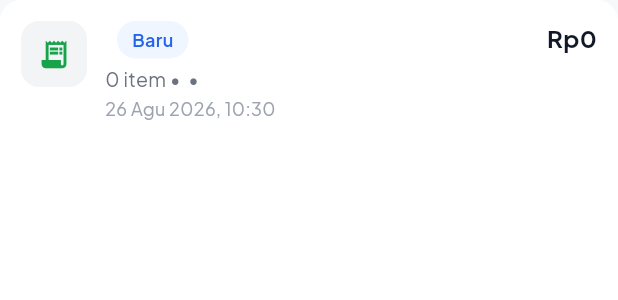
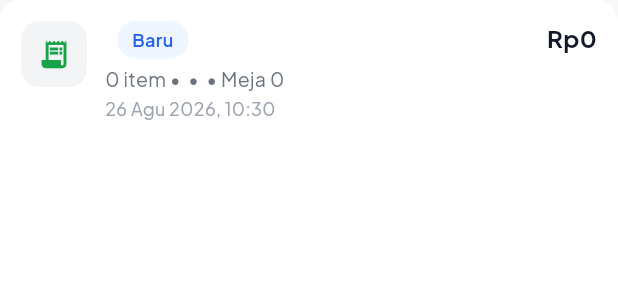
Before and after one commit to adiyoga27/shadja, a Flutter app: the _OrderTile widget shown alone on an empty page, opened directly with empty values, on a phone screen of 412 x 824 dp. Shown: the top 300 px of the screen. Run offline on Flutter 3.47's test engine with Material 3 defaults, Android fonts, the phone set to English and light mode, and no system bars; our stand-ins replace cached_network_image, dio, flutter_riverpod, flutter_secure_storage, go_router, google_fonts and 1 more; missing offline and left inert: esc_pos_utils_plus, print_bluetooth_thermal, window_manager; accounts and stored records are empty; network calls fail.

Commit message:
feat: Enhance order management with search functionality and update notes handling

```diff
--- a/lib/features/cart/cart_provider.dart
+++ b/lib/features/cart/cart_provider.dart
@@ -75,9 +75,9 @@ class CartNotifier extends StateNotifier<CartState> {
     }
   }
 
-  void updateNotes(MenuItemModel menu, String? notes) {
-    final idx = state.items
-        .indexWhere((e) => e.menuItem.id == menu.id && e.notes == notes);
+  void updateNotes(MenuItemModel menu, String? oldNotes, String? notes) {
+    final idx = state.items.indexWhere(
+        (e) => e.menuItem.id == menu.id && e.notes == oldNotes);
     if (idx >= 0) {
       final updated = List<CartItemModel>.from(state.items);
       updated[idx] = updated[idx].copyWithNotes(notes);
--- a/lib/features/cart/presentation/cart_panel.dart
+++ b/lib/features/cart/presentation/cart_panel.dart
@@ -19,6 +19,7 @@ class CartPanel extends ConsumerWidget {
     if (result != null && context.mounted) {
       ref.read(cartProvider.notifier).updateNotes(
             item.menuItem,
+            item.notes,
             result.isEmpty ? null : result,
           );
     }
--- a/lib/features/order/data/order_model.dart
+++ b/lib/features/order/data/order_model.dart
@@ -103,6 +103,7 @@ class OrderModel {
     this.customerName,
     this.customerPhone,
     this.deliveryAddress,
+    this.restaurantTableId,
     this.notes,
     required this.orderItems,
     this.payments = const [],
@@ -124,6 +125,7 @@ class OrderModel {
   final String? customerName;
   final String? customerPhone;
   final String? deliveryAddress;
+  final int? restaurantTableId;
   final String? notes;
   final List<OrderItemModel> orderItems;
   final List<PaymentModel> payments;
@@ -150,6 +152,9 @@ class OrderModel {
         customerName: json['customer_name'] as String?,
         customerPhone: json['customer_phone'] as String?,
         deliveryAddress: json['delivery_address'] as String?,
+        restaurantTableId: json['restaurant_table_id'] != null
+            ? (json['restaurant_table_id'] as num).toInt()
+            : null,
         notes: json['notes'] as String?,
         orderItems: (json['order_items'] as List<dynamic>?)
                 ?.map((e) => OrderItemModel.fromJson(e as Map<String, dynamic>))
--- a/lib/features/order/presentation/checkout_page.dart
+++ b/lib/features/order/presentation/checkout_page.dart
@@ -304,6 +304,7 @@ class _CheckoutPageState extends ConsumerState<CheckoutPage> {
                         if (result != null && context.mounted) {
                           ref.read(cartProvider.notifier).updateNotes(
                                 it.menuItem,
+                                it.notes,
                                 result.isEmpty ? null : result,
                               );
                         }
--- a/lib/features/order/presentation/order_history_page.dart
+++ b/lib/features/order/presentation/order_history_page.dart
@@ -6,6 +6,7 @@ import 'package:shadja/core/responsive/responsive_layout.dart';
 import 'package:shadja/core/utils/formatters.dart';
 import 'package:shadja/features/order/data/order_model.dart';
 import 'package:shadja/features/order/presentation/order_provider.dart';
+import 'package:shadja/features/reservation/presentation/reservation_provider.dart';
 import 'package:shadja/shared/widgets/empty_state.dart';
 import 'package:shadja/shared/widgets/loading_state.dart';
 import 'package:shadja/shared/widgets/status_badge.dart';
@@ -67,6 +68,26 @@ class _OrderHistoryPageState extends ConsumerState<OrderHistoryPage> {
 
     return Column(
       children: [
+        Padding(
+          padding: const EdgeInsets.fromLTRB(16, 8, 16, 0),
+          child: TextField(
+            onChanged: (v) =>
+                ref.read(orderHistoryProvider.notifier).setSearch(v),
+            decoration: InputDecoration(
+              hintText: 'Cari nomor order / pelanggan…',
+              prefixIcon: const Icon(Icons.search, size: 20),
+              suffixIcon: state.searchQuery.isNotEmpty
+                  ? IconButton(
+                      icon: const Icon(Icons.close, size: 18),
+                      onPressed: () => ref
+                          .read(orderHistoryProvider.notifier)
+                          .setSearch(''),
+                    )
+                  : null,
+              isDense: true,
+            ),
+          ),
+        ),
         _FilterTabs(
           current: state.filterStatus,
           onChanged: (s) =>
@@ -143,7 +164,7 @@ class _FilterTabs extends StatelessWidget {
   }
 }
 
-class _OrderTile extends StatelessWidget {
+class _OrderTile extends ConsumerWidget {
   const _OrderTile({required this.order});
   final OrderModel order;
 
@@ -173,10 +194,30 @@ class _OrderTile extends StatelessWidget {
     }
   }
 
+  // Nomor meja diambil dari daftar meja (fallback: id meja).
+  String? _tableNumber(WidgetRef ref) {
+    if (order.restaurantTableId == null) return null;
+    final tables = ref.watch(tablesProvider).value;
+    if (tables != null) {
+      for (final t in tables) {
+        if (t.id == order.restaurantTableId) return t.tableNumber;
+      }
+    }
+    return '${order.restaurantTableId}';
+  }
+
   @override
-  Widget build(BuildContext context) {
+  Widget build(BuildContext context, WidgetRef ref) {
     final badge = _statusBadge();
     final itemCount = order.orderItems.fold(0, (s, e) => s + e.quantity);
+    final table = _tableNumber(ref);
+
+    final subtitleParts = [
+      '$itemCount item',
+      order.customerName ?? 'Walk-in',
+      _orderTypeLabel(),
+      if (table != null) 'Meja $table',
+    ];
 
     return Material(
       color: AppColors.surface,
@@ -226,7 +267,7 @@ class _OrderTile extends StatelessWidget {
                     ),
                     const SizedBox(height: 4),
                     Text(
-                      '$itemCount item • ${order.customerName ?? "Walk-in"} • ${_orderTypeLabel()}',
+                      subtitleParts.join(' • '),
                       maxLines: 1,
                       overflow: TextOverflow.ellipsis,
                       style: const TextStyle(
```
Also changed, not shown: lib/features/order/presentation/order_provider.dart (+21 -2 lines).
